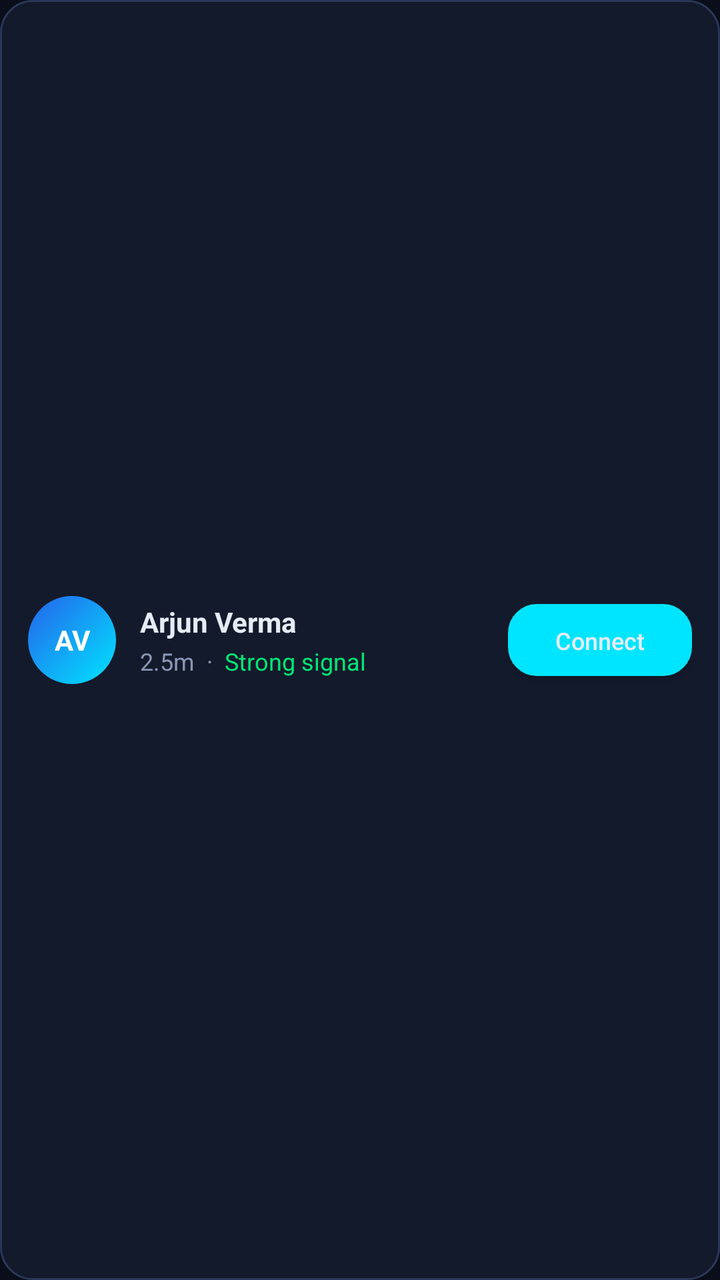
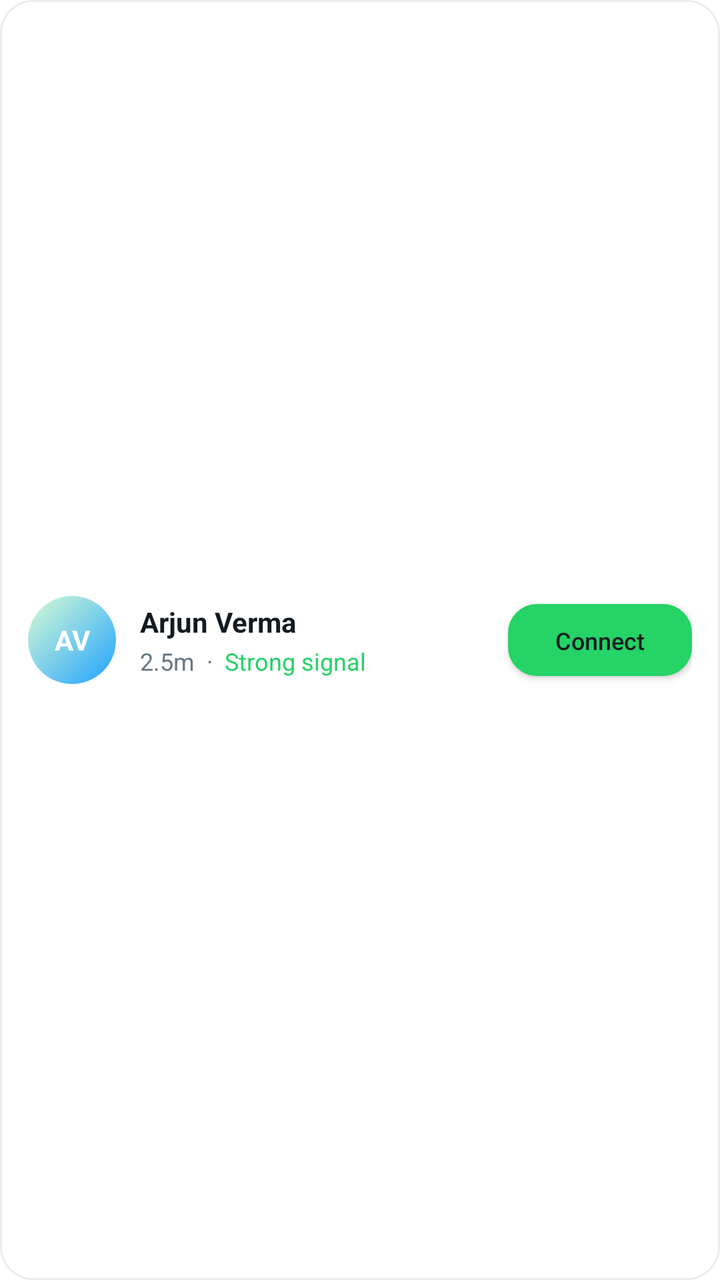

Before-and-after screenshots of an Android layout around one commit, followed by the original layout XML and the change that was made.
<!-- AndroidManifest.xml: application theme Theme.TharMesh -->
<!-- res/layout/item_device_full.xml -->
<?xml version="1.0" encoding="utf-8"?>
<LinearLayout xmlns:android="http://schemas.android.com/apk/res/android"
    android:layout_width="match_parent"
    android:layout_height="wrap_content"
    android:background="@drawable/bg_card_glass"
    android:gravity="center_vertical"
    android:layout_marginBottom="10dp"
    android:minHeight="72dp"
    android:orientation="horizontal"
    android:paddingStart="14dp"
    android:paddingEnd="14dp"
    android:paddingTop="14dp"
    android:paddingBottom="14dp">

    <TextView
        android:id="@+id/device_avatar"
        android:layout_width="44dp"
        android:layout_height="44dp"
        android:background="@drawable/bg_avatar"
        android:gravity="center"
        android:text="AV"
        android:textColor="@android:color/white"
        android:textStyle="bold" />

    <LinearLayout
        android:layout_width="0dp"
        android:layout_height="wrap_content"
        android:layout_marginStart="12dp"
        android:layout_weight="1"
        android:orientation="vertical">

        <TextView
            android:id="@+id/device_name"
            style="@style/Text.Body"
            android:layout_width="wrap_content"
            android:layout_height="wrap_content"
            android:textStyle="bold"
            android:text="Arjun Verma" />

        <LinearLayout
            android:layout_width="wrap_content"
            android:layout_height="wrap_content"
            android:layout_marginTop="2dp"
            android:orientation="horizontal">

            <TextView
                android:id="@+id/device_distance"
                style="@style/Text.Caption"
                android:layout_width="wrap_content"
                android:layout_height="wrap_content"
                android:text="2.5m" />

            <TextView
                style="@style/Text.Caption"
                android:layout_width="wrap_content"
                android:layout_height="wrap_content"
                android:layout_marginStart="6dp"
                android:layout_marginEnd="6dp"
                android:text="·" />

            <TextView
                android:id="@+id/device_quality"
                style="@style/Text.Caption"
                android:layout_width="wrap_content"
                android:layout_height="wrap_content"
                android:textColor="@color/tm_neon_green"
                android:text="Strong signal" />
        </LinearLayout>
    </LinearLayout>

    <Button
        android:id="@+id/device_connect"
        style="@style/TmButton.Ghost"
        android:layout_width="wrap_content"
        android:layout_height="36dp"
        android:minWidth="92dp"
        android:text="@string/devices_connect"
        android:textSize="12sp" />
</LinearLayout>
<!-- resources referenced by this layout -->
<resources>
  <color name="tm_neon_green">#00E676</color>
  <!-- drawable bg_avatar (drawable) -->
  <?xml version="1.0" encoding="utf-8"?>
  <shape xmlns:android="http://schemas.android.com/apk/res/android" android:shape="oval">
      <gradient
          android:type="linear"
          android:angle="135"
          android:startColor="@color/tm_neon_cyan"
          android:endColor="@color/tm_bubble_me_end" />
  </shape>
  <!-- drawable bg_card_glass (drawable) -->
  <?xml version="1.0" encoding="utf-8"?>
  <shape xmlns:android="http://schemas.android.com/apk/res/android"
      android:shape="rectangle">
      <solid android:color="@color/tm_surface" />
      <stroke android:width="1dp" android:color="@color/tm_stroke" />
      <corners android:radius="16dp" />
  </shape>
  <style name="Text.Body" parent="TextAppearance.AppCompat">
          <item name="android:textColor">@color/tm_text_primary</item>
          <item name="android:textSize">14sp</item>
      </style>
  <style name="Text.Caption" parent="TextAppearance.AppCompat">
          <item name="android:textColor">@color/tm_text_secondary</item>
          <item name="android:textSize">12sp</item>
      </style>
  <style name="TmButton.Ghost" parent="Widget.AppCompat.Button">
          <item name="android:background">@drawable/bg_button_ghost</item>
          <item name="android:textColor">@color/tm_text_primary</item>
          <item name="android:textAllCaps">false</item>
          <item name="android:minHeight">48dp</item>
      </style>
  <style name="Theme.TharMesh" parent="Theme.MaterialComponents.NoActionBar">
          <item name="colorPrimary">@color/tm_neon_cyan</item>
          <item name="colorPrimaryVariant">@color/tm_neon_cyan_dim</item>
          <item name="colorOnPrimary">@color/tm_bg</item>
          <item name="colorSecondary">@color/tm_neon_green</item>
          <item name="colorSecondaryVariant">@color/tm_neon_green_dim</item>
          <item name="colorOnSecondary">@color/tm_bg</item>
          <item name="colorSurface">@color/tm_surface</item>
          <item name="colorOnSurface">@color/tm_text_primary</item>
          <item name="android:colorBackground">@color/tm_bg</item>
          <item name="android:textColorPrimary">@color/tm_text_primary</item>
          <item name="android:textColorSecondary">@color/tm_text_secondary</item>
          <item name="android:windowBackground">@color/tm_bg</item>
          <item name="android:statusBarColor" tools:targetApi="l">@color/tm_bg</item>
          <item name="android:navigationBarColor" tools:targetApi="l">@color/tm_bg</item>
      </style>
  <color name="tm_neon_cyan">#00E5FF</color>
  <color name="tm_bubble_me_end">#2563EB</color>
  <color name="tm_surface">#131A2B</color>
  <color name="tm_stroke">#2A3757</color>
  <color name="tm_text_primary">#E6ECF5</color>
  <color name="tm_text_secondary">#8A97B5</color>
  <!-- drawable bg_button_ghost (drawable) -->
  <?xml version="1.0" encoding="utf-8"?>
  <shape xmlns:android="http://schemas.android.com/apk/res/android"
      android:shape="rectangle">
      <solid android:color="@color/tm_surface_2" />
      <stroke android:width="1dp" android:color="@color/tm_stroke" />
      <corners android:radius="14dp" />
  </shape>
  <color name="tm_neon_cyan_dim">#1A4B5C</color>
  <color name="tm_bg">#0A0E1A</color>
  <color name="tm_neon_green_dim">#0F3B26</color>
  <color name="tm_surface_2">#1A2238</color>
  <!-- unchanged entries left out for length: 1 -->
</resources>

<!-- the commit's change to res/layout/item_device_full.xml (unified diff, before → after) -->
@@ -63,7 +63,7 @@
                 style="@style/Text.Caption"
                 android:layout_width="wrap_content"
                 android:layout_height="wrap_content"
-                android:textColor="@color/tm_neon_green"
+                android:textColor="?attr/tmNeonGreen"
                 android:text="Strong signal" />
         </LinearLayout>
     </LinearLayout>
<!-- resource entries referenced after the edit -->
@@ -1,71 +1,136 @@
 <!-- resources referenced by this layout -->
 <resources>
-  <color name="tm_neon_green">#00E676</color>
   <!-- drawable bg_avatar (drawable) -->
   <?xml version="1.0" encoding="utf-8"?>
   <shape xmlns:android="http://schemas.android.com/apk/res/android" android:shape="oval">
       <gradient
           android:type="linear"
           android:angle="135"
-          android:startColor="@color/tm_neon_cyan"
-          android:endColor="@color/tm_bubble_me_end" />
+          android:startColor="?attr/tmNeonCyan"
+          android:endColor="?attr/tmBubbleMeEnd" />
   </shape>
   <!-- drawable bg_card_glass (drawable) -->
   <?xml version="1.0" encoding="utf-8"?>
   <shape xmlns:android="http://schemas.android.com/apk/res/android"
       android:shape="rectangle">
-      <solid android:color="@color/tm_surface" />
-      <stroke android:width="1dp" android:color="@color/tm_stroke" />
+      <solid android:color="?attr/tmSurface" />
+      <stroke android:width="1dp" android:color="?attr/tmStroke" />
       <corners android:radius="16dp" />
   </shape>
   <style name="Text.Body" parent="TextAppearance.AppCompat">
-          <item name="android:textColor">@color/tm_text_primary</item>
+          <item name="android:textColor">?attr/tmTextPrimary</item>
           <item name="android:textSize">14sp</item>
       </style>
   <style name="Text.Caption" parent="TextAppearance.AppCompat">
-          <item name="android:textColor">@color/tm_text_secondary</item>
+          <item name="android:textColor">?attr/tmTextSecondary</item>
           <item name="android:textSize">12sp</item>
       </style>
   <style name="TmButton.Ghost" parent="Widget.AppCompat.Button">
           <item name="android:background">@drawable/bg_button_ghost</item>
-          <item name="android:textColor">@color/tm_text_primary</item>
+          <item name="android:textColor">?attr/tmTextPrimary</item>
           <item name="android:textAllCaps">false</item>
           <item name="android:minHeight">48dp</item>
       </style>
-  <style name="Theme.TharMesh" parent="Theme.MaterialComponents.NoActionBar">
-          <item name="colorPrimary">@color/tm_neon_cyan</item>
-          <item name="colorPrimaryVariant">@color/tm_neon_cyan_dim</item>
-          <item name="colorOnPrimary">@color/tm_bg</item>
-          <item name="colorSecondary">@color/tm_neon_green</item>
-          <item name="colorSecondaryVariant">@color/tm_neon_green_dim</item>
-          <item name="colorOnSecondary">@color/tm_bg</item>
-          <item name="colorSurface">@color/tm_surface</item>
-          <item name="colorOnSurface">@color/tm_text_primary</item>
-          <item name="android:colorBackground">@color/tm_bg</item>
-          <item name="android:textColorPrimary">@color/tm_text_primary</item>
-          <item name="android:textColorSecondary">@color/tm_text_secondary</item>
-          <item name="android:windowBackground">@color/tm_bg</item>
-          <item name="android:statusBarColor" tools:targetApi="l">@color/tm_bg</item>
-          <item name="android:navigationBarColor" tools:targetApi="l">@color/tm_bg</item>
+  <style name="Theme.TharMesh" parent="Theme.MaterialComponents.DayNight.NoActionBar">
+          
+          <item name="colorPrimary">@color/tm_light_neon_green</item>
+          <item name="colorPrimaryVariant">@color/tm_light_neon_green_dim</item>
+          <item name="colorOnPrimary">@color/tm_light_bg</item>
+          <item name="colorSecondary">@color/tm_light_neon_cyan</item>
+          <item name="colorSecondaryVariant">@color/tm_light_neon_cyan_dim</item>
+          <item name="colorOnSecondary">@color/tm_light_bg</item>
+          <item name="colorSurface">@color/tm_light_surface</item>
+          <item name="colorOnSurface">@color/tm_light_text_primary</item>
+          <item name="android:colorBackground">@color/tm_light_bg</item>
+          <item name="android:textColorPrimary">@color/tm_light_text_primary</item>
+          <item name="android:textColorSecondary">@color/tm_light_text_secondary</item>
+          <item name="android:windowBackground">@color/tm_light_bg</item>
+          <item name="android:statusBarColor" tools:targetApi="l">@color/tm_light_bg</item>
+          <item name="android:navigationBarColor" tools:targetApi="l">@color/tm_light_bg</item>
+          <item name="android:windowLightStatusBar" tools:targetApi="m">true</item>
+  
+          
+          <item name="tmBg">@color/tm_light_bg</item>
+          <item name="tmBg2">@color/tm_light_bg_2</item>
+          <item name="tmSurface">@color/tm_light_surface</item>
+          <item name="tmSurface2">@color/tm_light_surface_2</item>
+          <item name="tmSurfaceGlass">@color/tm_light_surface_glass</item>
+          <item name="tmStroke">@color/tm_light_stroke</item>
+          <item name="tmStrokeSoft">@color/tm_light_stroke_soft</item>
+  
+          <item name="tmTextPrimary">@color/tm_light_text_primary</item>
+          <item name="tmTextSecondary">@color/tm_light_text_secondary</item>
+          <item name="tmTextMuted">@color/tm_light_text_muted</item>
+  
+          <item name="tmNeonCyan">@color/tm_light_neon_cyan</item>
+          <item name="tmNeonCyanDim">@color/tm_light_neon_cyan_dim</item>
+          <item name="tmNeonGreen">@color/tm_light_neon_green</item>
+          <item name="tmNeonGreenDim">@color/tm_light_neon_green_dim</item>
+          <item name="tmDesertAmber">@color/tm_light_desert_amber</item>
+          <item name="tmDanger">@color/tm_light_danger</item>
+          <item name="tmDangerDim">@color/tm_light_danger_dim</item>
+          <item name="tmWarning">@color/tm_light_warning</item>
+  
+          <item name="tmBubbleMeStart">@color/tm_light_bubble_me_start</item>
+          <item name="tmBubbleMeEnd">@color/tm_light_bubble_me_end</item>
+          <item name="tmBubblePeer">@color/tm_light_bubble_peer</item>
+          <item name="tmBubbleTextMe">@color/tm_light_bubble_text_me</item>
+          <item name="tmBubbleTextPeer">@color/tm_light_bubble_text_peer</item>
+  
+          <item name="tmTickRead">@color/tm_light_tick_read</item>
+          <item name="tmTickDefault">@color/tm_light_tick_default</item>
+          <item name="tmUnreadBadge">@color/tm_light_unread_badge</item>
+          <item name="tmUnreadBadgeText">@color/tm_light_unread_badge_text</item>
+  
+          <item name="tmGradientTop">@color/tm_light_gradient_top</item>
+          <item name="tmGradientBottom">@color/tm_light_gradient_bottom</item>
+          <item name="tmGlowCyan20">@color/tm_light_glow_cyan_20</item>
+          <item name="tmGlowGreen20">@color/tm_light_glow_green_20</item>
+          <item name="tmGlowDanger20">@color/tm_light_glow_danger_20</item>
+  
+          <item name="tmSearchFill">@color/tm_light_search_fill</item>
       </style>
-  <color name="tm_neon_cyan">#00E5FF</color>
-  <color name="tm_bubble_me_end">#2563EB</color>
-  <color name="tm_surface">#131A2B</color>
-  <color name="tm_stroke">#2A3757</color>
-  <color name="tm_text_primary">#E6ECF5</color>
-  <color name="tm_text_secondary">#8A97B5</color>
   <!-- drawable bg_button_ghost (drawable) -->
   <?xml version="1.0" encoding="utf-8"?>
   <shape xmlns:android="http://schemas.android.com/apk/res/android"
       android:shape="rectangle">
-      <solid android:color="@color/tm_surface_2" />
-      <stroke android:width="1dp" android:color="@color/tm_stroke" />
+      <solid android:color="?attr/tmSurface2" />
+      <stroke android:width="1dp" android:color="?attr/tmStroke" />
       <corners android:radius="14dp" />
   </shape>
-  <color name="tm_neon_cyan_dim">#1A4B5C</color>
-  <color name="tm_bg">#0A0E1A</color>
-  <color name="tm_neon_green_dim">#0F3B26</color>
-  <color name="tm_surface_2">#1A2238</color>
+  <color name="tm_light_neon_green">#25D366</color>
+  <color name="tm_light_neon_green_dim">#D9FDD3</color>
+  <color name="tm_light_bg">#FFFFFF</color>
+  <color name="tm_light_neon_cyan">#1FA2FF</color>
+  <color name="tm_light_neon_cyan_dim">#D6ECFF</color>
+  <color name="tm_light_surface">#FFFFFF</color>
+  <color name="tm_light_text_primary">#111B21</color>
+  <color name="tm_light_text_secondary">#667781</color>
+  <color name="tm_light_bg_2">#F7F8FA</color>
+  <color name="tm_light_surface_2">#F7F8FA</color>
+  <color name="tm_light_surface_glass">#FFFFFF</color>
+  <color name="tm_light_stroke">#E9EDEF</color>
+  <color name="tm_light_stroke_soft">#F0F2F5</color>
+  <color name="tm_light_text_muted">#8696A0</color>
+  <color name="tm_light_desert_amber">#F09D38</color>
+  <color name="tm_light_danger">#E53935</color>
+  <color name="tm_light_danger_dim">#FBE9E7</color>
+  <color name="tm_light_warning">#F09D38</color>
+  <color name="tm_light_bubble_me_start">#D9FDD3</color>
+  <color name="tm_light_bubble_me_end">#D9FDD3</color>
+  <color name="tm_light_bubble_peer">#FFFFFF</color>
+  <color name="tm_light_bubble_text_me">#111B21</color>
+  <color name="tm_light_bubble_text_peer">#111B21</color>
+  <color name="tm_light_tick_read">#53BDEB</color>
+  <color name="tm_light_tick_default">#8696A0</color>
+  <color name="tm_light_unread_badge">#25D366</color>
+  <color name="tm_light_unread_badge_text">#FFFFFF</color>
+  <color name="tm_light_gradient_top">#FFFFFF</color>
+  <color name="tm_light_gradient_bottom">#FFFFFF</color>
+  <color name="tm_light_glow_cyan_20">#331FA2FF</color>
+  <color name="tm_light_glow_green_20">#3325D366</color>
+  <color name="tm_light_glow_danger_20">#33E53935</color>
+  <color name="tm_light_search_fill">#F0F2F5</color>
   <!-- unchanged entries left out for length: 1 -->
 </resources>
 
